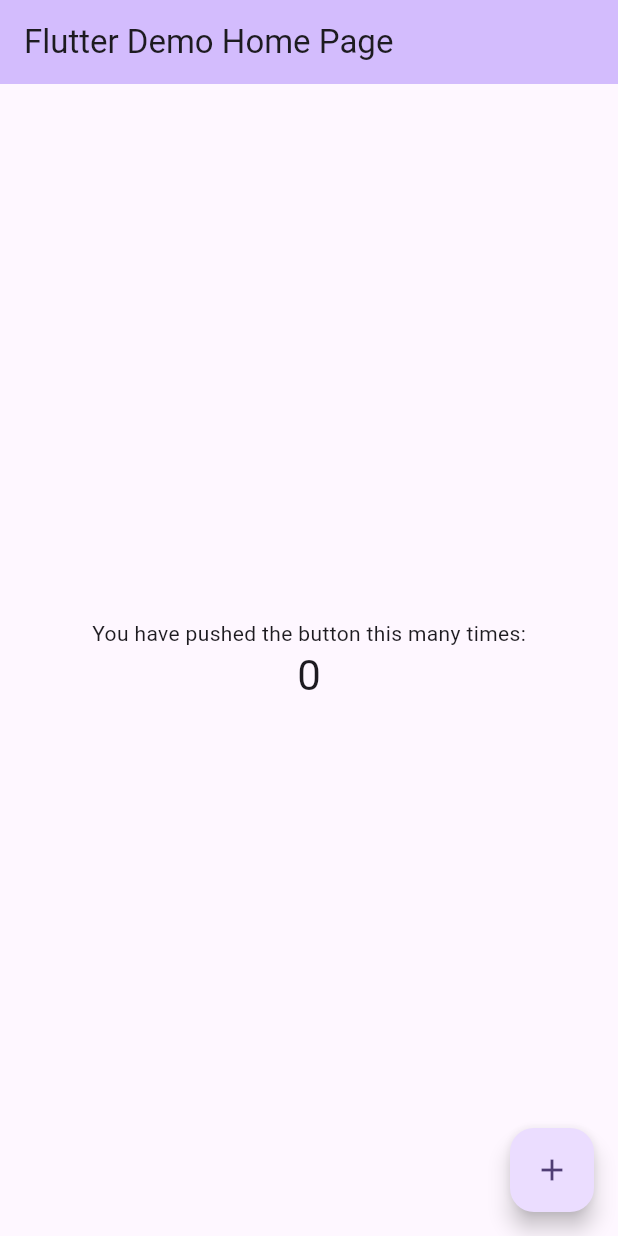
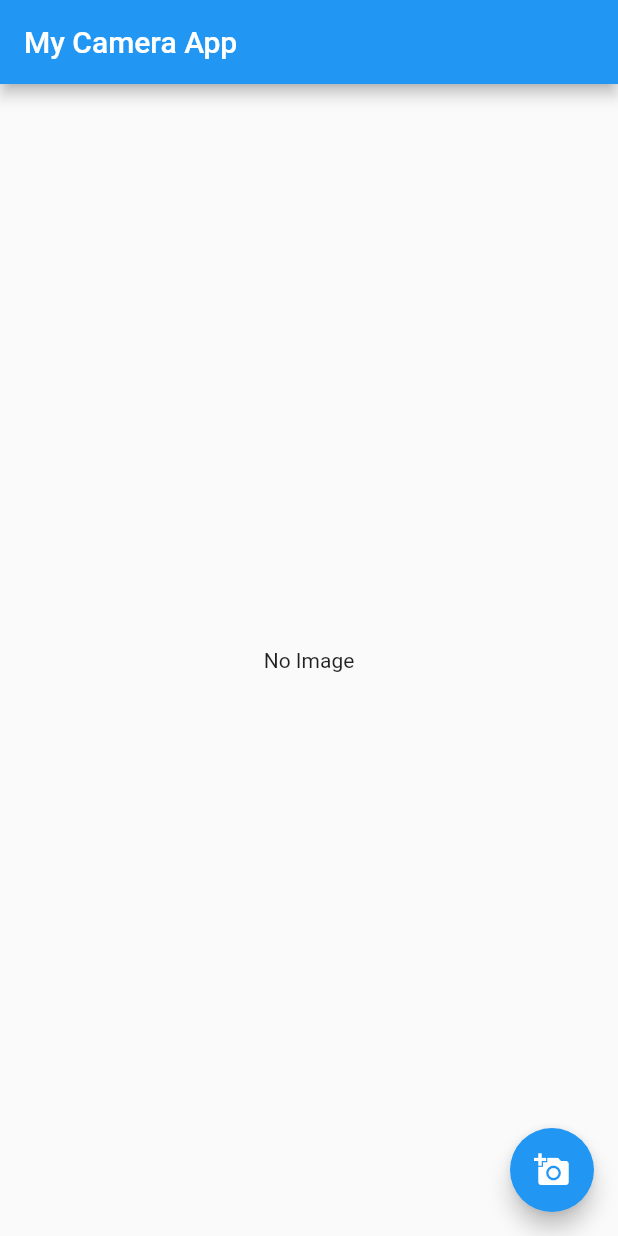
Before and after one commit to AayushPatel006/CameraAndGestureApp, a Flutter app: the screen it shows after launch, on a phone screen of 412 x 824 dp. Run offline on Flutter 3.47's test engine with Material 2 defaults, Android fonts, the phone set to English and light mode, and no system bars; our stand-ins replace image_picker.

Commit message:
camera functionality added

```diff
--- /dev/null
+++ b/lib/MyHomePage.dart
@@ -0,0 +1,74 @@
+import 'package:flutter/material.dart';
+import 'package:image_picker/image_picker.dart';
+import 'dart:io';
+import 'dart:async';
+
+class MyHomePage extends StatefulWidget {
+  const MyHomePage({super.key});
+
+  @override
+  State<MyHomePage> createState() => _MyHomePageState();
+}
+
+class _MyHomePageState extends State<MyHomePage> {
+  XFile? _image;
+  @override
+  Widget build(BuildContext context) {
+    return Scaffold(
+      appBar: AppBar(
+        title: Text("My Camera App"),
+      ),
+      body: Center(
+        child:
+            _image == null ? Text("No Image") : Image.file(File(_image!.path)),
+      ),
+      floatingActionButton: FloatingActionButton(
+        onPressed: _optionsDialogBox,
+        child: Icon(Icons.add_a_photo),
+        tooltip: 'Open Camera',
+      ),
+    );
+  }
+
+  Future<void> _optionsDialogBox() {
+    return showDialog(
+        context: context,
+        builder: (BuildContext context) {
+          return AlertDialog(
+            backgroundColor: Colors.blue,
+            shape: StadiumBorder(),
+            content: SingleChildScrollView(
+                child: ListBody(
+              children: [
+                GestureDetector(
+                  child: Text("Take Picture from camera",
+                      style: TextStyle(color: Colors.white, fontSize: 20.0)),
+                  onTap: () => openCamera(),
+                ),
+                Padding(padding: EdgeInsets.all(10.0)),
+                GestureDetector(
+                  child: Text("Take Picture from gallery",
+                      style: TextStyle(color: Colors.white, fontSize: 20.0)),
+                  onTap: () => openGallery(),
+                )
+              ],
+            )),
+          );
+        });
+  }
+
+  Future openCamera() async {
+    var image = await ImagePicker().pickImage(source: ImageSource.camera);
+
+    setState(() {
+      _image = image;
+    });
+  }
+
+  Future openGallery() async {
+    var picture = await ImagePicker().pickImage(source: ImageSource.gallery);
+    setState(() {
+      _image = picture;
+    });
+  }
+}
--- a/lib/main.dart
+++ b/lib/main.dart
@@ -1,125 +1,18 @@
 import 'package:flutter/material.dart';
+import 'MyHomePage.dart';
 
-void main() {
-  runApp(const MyApp());
-}
+void main() => runApp(const MyApp());
 
 class MyApp extends StatelessWidget {
   const MyApp({super.key});
 
-  // This widget is the root of your application.
   @override
   Widget build(BuildContext context) {
     return MaterialApp(
-      title: 'Flutter Demo',
-      theme: ThemeData(
-        // This is the theme of your application.
-        //
-        // TRY THIS: Try running your application with "flutter run". You'll see
-        // the application has a blue toolbar. Then, without quitting the app,
-        // try changing the seedColor in the colorScheme below to Colors.green
-        // and then invoke "hot reload" (save your changes or press the "hot
-        // reload" button in a Flutter-supported IDE, or press "r" if you used
-        // the command line to start the app).
-        //
-        // Notice that the counter didn't reset back to zero; the application
-        // state is not lost during the reload. To reset the state, use hot
-        // restart instead.
-        //
-        // This works for code too, not just values: Most code changes can be
-        // tested with just a hot reload.
-        colorScheme: ColorScheme.fromSeed(seedColor: Colors.deepPurple),
-        useMaterial3: true,
-      ),
-      home: const MyHomePage(title: 'Flutter Demo Home Page'),
+      title: "Camera App",
+      theme: ThemeData(primaryColor: Colors.blue),
+      home: MyHomePage(),
+      debugShowCheckedModeBanner: false,
     );
   }
 }
-
-class MyHomePage extends StatefulWidget {
-  const MyHomePage({super.key, required this.title});
-
-  // This widget is the home page of your application. It is stateful, meaning
-  // that it has a State object (defined below) that contains fields that affect
-  // how it looks.
-
-  // This class is the configuration for the state. It holds the values (in this
-  // case the title) provided by the parent (in this case the App widget) and
-  // used by the build method of the State. Fields in a Widget subclass are
-  // always marked "final".
-
-  final String title;
-
-  @override
-  State<MyHomePage> createState() => _MyHomePageState();
-}
-
-class _MyHomePageState extends State<MyHomePage> {
-  int _counter = 0;
-
-  void _incrementCounter() {
-    setState(() {
-      // This call to setState tells the Flutter framework that something has
-      // changed in this State, which causes it to rerun the build method below
-      // so that the display can reflect the updated values. If we changed
-      // _counter without calling setState(), then the build method would not be
-      // called again, and so nothing would appear to happen.
-      _counter++;
-    });
-  }
-
-  @override
-  Widget build(BuildContext context) {
-    // This method is rerun every time setState is called, for instance as done
-    // by the _incrementCounter method above.
-    //
-    // The Flutter framework has been optimized to make rerunning build methods
-    // fast, so that you can just rebuild anything that needs updating rather
-    // than having to individually change instances of widgets.
-    return Scaffold(
-      appBar: AppBar(
-        // TRY THIS: Try changing the color here to a specific color (to
-        // Colors.amber, perhaps?) and trigger a hot reload to see the AppBar
-        // change color while the other colors stay the same.
-        backgroundColor: Theme.of(context).colorScheme.inversePrimary,
-        // Here we take the value from the MyHomePage object that was created by
-        // the App.build method, and use it to set our appbar title.
-        title: Text(widget.title),
-      ),
-      body: Center(
-        // Center is a layout widget. It takes a single child and positions it
-        // in the middle of the parent.
-        child: Column(
-          // Column is also a layout widget. It takes a list of children and
-          // arranges them vertically. By default, it sizes itself to fit its
-          // children horizontally, and tries to be as tall as its parent.
-          //
-          // Column has various properties to control how it sizes itself and
-          // how it positions its children. Here we use mainAxisAlignment to
-          // center the children vertically; the main axis here is the vertical
-          // axis because Columns are vertical (the cross axis would be
-          // horizontal).
-          //
-          // TRY THIS: Invoke "debug painting" (choose the "Toggle Debug Paint"
-          // action in the IDE, or press "p" in the console), to see the
-          // wireframe for each widget.
-          mainAxisAlignment: MainAxisAlignment.center,
-          children: <Widget>[
-            const Text(
-              'You have pushed the button this many times:',
-            ),
-            Text(
-              '$_counter',
-              style: Theme.of(context).textTheme.headlineMedium,
-            ),
-          ],
-        ),
-      ),
-      floatingActionButton: FloatingActionButton(
-        onPressed: _incrementCounter,
-        tooltip: 'Increment',
-        child: const Icon(Icons.add),
-      ), // This trailing comma makes auto-formatting nicer for build methods.
-    );
-  }
-}
--- a/pubspec.yaml
+++ b/pubspec.yaml
@@ -35,7 +35,7 @@ dependencies:
   # The following adds the Cupertino Icons font to your application.
   # Use with the CupertinoIcons class for iOS style icons.
   cupertino_icons: ^1.0.2
-  image_picker: ^0.4.5
+  image_picker: ^1.0.2
 
 dev_dependencies:
   flutter_test:
```
Also changed, not shown: pubspec.lock, 5 other files.
